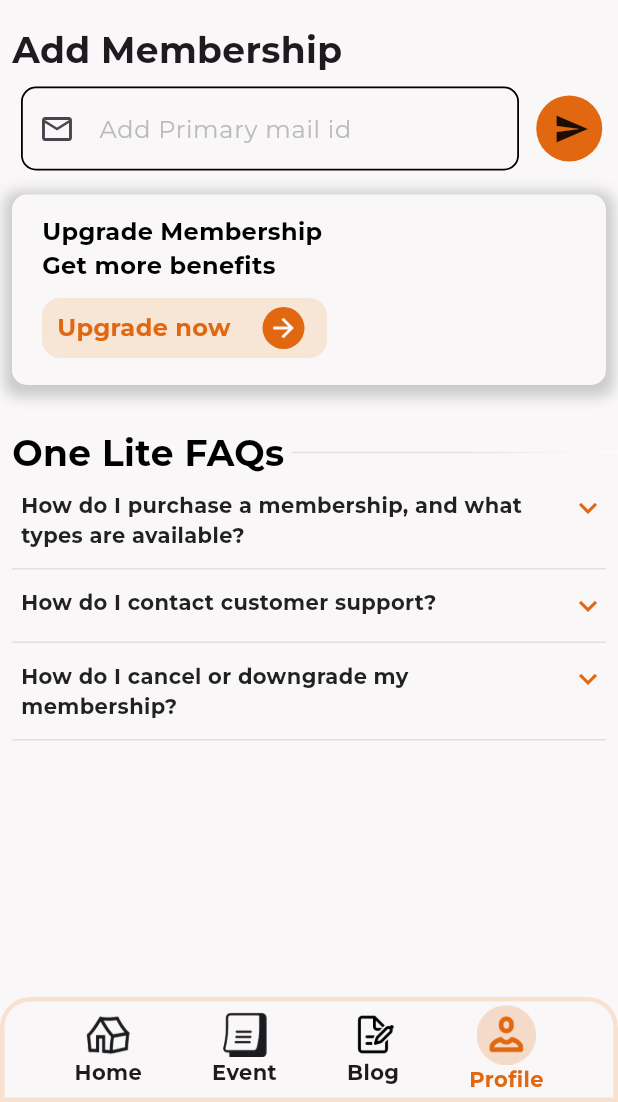
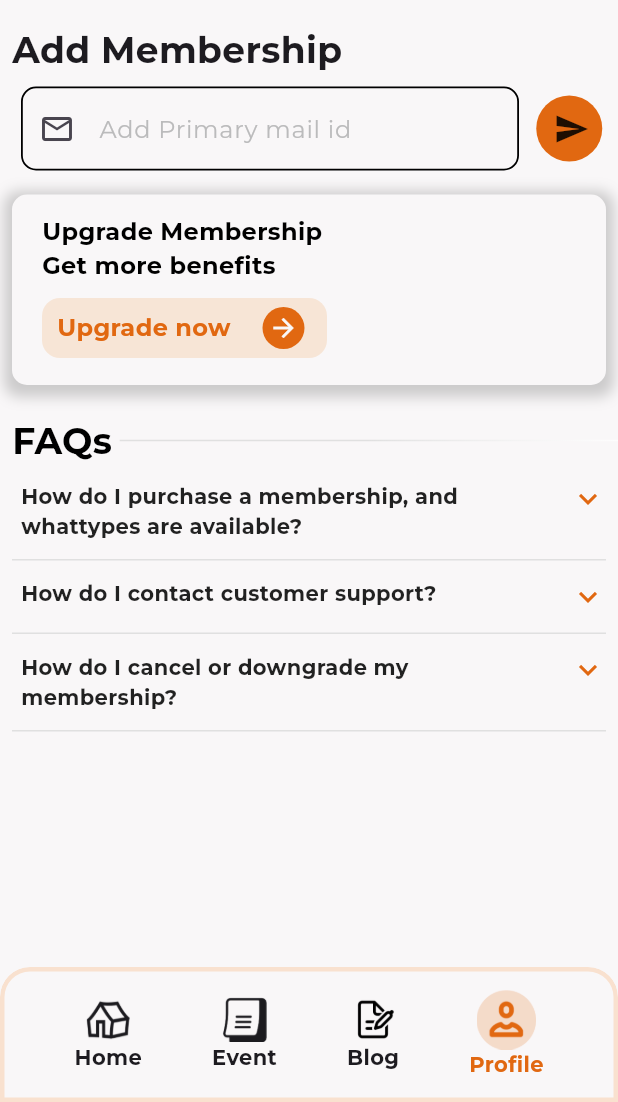
Before and after one commit to kabilan-7-v/ata, a Flutter app: the Commonpage screen opened directly, item 4 of the bottom bar chosen, on a phone screen of 412 x 824 dp, the part 134-1236 px from its top. Run offline on Flutter 3.47's test engine with Material 3 defaults, Android fonts, the phone set to English and light mode, and no system bars; our stand-ins replace cached_network_image, carousel_slider, dots_indicator, firebase_core, firebase_messaging, flutter_bloc and 5 more; missing offline and left inert: skeleton_shimmer_loading; accounts and stored records are empty; network calls fail; project files that could hold a hidden picture were left out.

Commit message:
final changes

```diff
--- a/lib/main.dart
+++ b/lib/main.dart
@@ -1,6 +1,5 @@
 import 'package:ata/Authentication/signin_page.dart';
 import 'package:ata/cubit/usercubit.dart';
-import 'package:ata/pages/Internet/no_internet_page.dart';
 import 'package:ata/pages/commonpage.dart';
 import 'package:ata/service/notification_service.dart';
 import 'package:firebase_core/firebase_core.dart';
--- a/lib/models/eventmodels.dart
+++ b/lib/models/eventmodels.dart
@@ -58,7 +58,7 @@ class UpcomingEventmodels {
         eventname: json["name"] ?? "",
         location: json["location"] ?? "location",
         description: json["description"] ?? "description",
-        image: json["image"] ?? "",
+        image: json["images"][0] ?? "",
         isselected: json["isselected"] ?? true);
   }
   Map<String, dynamic> toJson() {
--- a/lib/pages/Blog/blog_list_page.dart
+++ b/lib/pages/Blog/blog_list_page.dart
@@ -60,7 +60,8 @@ class _BlogListPageState extends State<BlogListPage> {
                             builder: (context) => BlogPage(
                                   title: bloglist[index].name,
                                   desc: bloglist[index].desc!,
-                                  img: bloglist[index].img,
+                                  img:
+                                      "$renderurl/uploads/${bloglist[index].img}",
                                   date: bloglist[index].date,
                                 )));
                   },
--- a/lib/pages/Profile/Notifications.dart
+++ b/lib/pages/Profile/Notifications.dart
@@ -22,7 +22,7 @@ class _NotificationspageState extends State<Notificationspage> {
 
   setnotifylst() async {
     SharedPreferences prefs = await SharedPreferences.getInstance();
-    Notifylst = prefs.getStringList("notification")!;
+    Notifylst = prefs.getStringList("notification") ??[];
     Notifylst = Notifylst.reversed.toList();
 
     setState(() {});
--- a/lib/pages/Profile/editprofile.dart
+++ b/lib/pages/Profile/editprofile.dart
@@ -1,9 +1,6 @@
-import 'package:ata/cubit/usercubit.dart';
 import 'package:ata/service/common_service.dart';
-import 'package:ata/service/edit_user_profile.dart';
 import 'package:ata/widget/const.dart';
 import 'package:flutter/material.dart';
-import 'package:flutter_bloc/flutter_bloc.dart';
 
 class Editprofile extends StatefulWidget {
   const Editprofile({super.key});
--- a/lib/pages/Profile/newmembership.dart
+++ b/lib/pages/Profile/newmembership.dart
@@ -259,14 +259,14 @@ class _NewmembershipState extends State<Newmembership> {
                                                       "Age: ${family[ind].split("&#&")[1]}"),
                                                 ],
                                               ),
+                                              const SizedBox(
+                                                height: 8,
+                                              ),
                                             ],
                                           ),
                                         );
                                       })
                                   : const SizedBox(),
-                              const SizedBox(
-                                height: 16,
-                              )
                             ])),
                   )
                 : const SizedBox(),
@@ -402,7 +402,10 @@ class _NewmembershipState extends State<Newmembership> {
             const SizedBox(
               height: 20,
             ),
-            customtitle("One Lite FAQs"),
+            customtitle("FAQs"),
+            const SizedBox(
+              height: 10,
+            ),
             //// quess one /////////////////////////////////////
             GestureDetector(
               onTap: () {
@@ -411,6 +414,7 @@ class _NewmembershipState extends State<Newmembership> {
               },
               child: Row(
                 crossAxisAlignment: CrossAxisAlignment.start,
+                mainAxisAlignment: MainAxisAlignment.start,
                 children: [
                   const SizedBox(
                     width: 14,
@@ -713,9 +717,12 @@ class _NewmembershipState extends State<Newmembership> {
 
   Widget customtitle(String text) {
     return Padding(
-      padding: const EdgeInsets.only(left: 8, top: 8, bottom: 8),
-      child: SafeArea(
-        child: Row(
+      padding: const EdgeInsets.only(
+        left: 8,
+      ),
+      child: Column(
+        children: [
+          Row(
             children: [
               Text(
                 text,
@@ -740,6 +747,7 @@ class _NewmembershipState extends State<Newmembership> {
               ),
             ],
           ),
+        ],
       ),
     );
   }
--- a/lib/pages/commonpage.dart
+++ b/lib/pages/commonpage.dart
@@ -47,7 +47,7 @@ class _CommonpageState extends State<Commonpage> {
               borderRadius: const BorderRadius.only(
                   topLeft: Radius.circular(20), topRight: Radius.circular(20)),
               child: Container(
-                height: 70,
+                height: 90,
                 width: MediaQuery.of(context).size.width,
                 decoration: BoxDecoration(
                     color: ataBackgroundcolor,
@@ -92,6 +92,10 @@ class _CommonpageState extends State<Commonpage> {
                                 ],
                               )
                             : Column(
+
+
+                                mainAxisAlignment: MainAxisAlignment.center,
+
                                 children: [
                                   SizedBox(
                                       height: 40,
--- a/lib/service/event_service.dart
+++ b/lib/service/event_service.dart
@@ -20,6 +20,7 @@ class EventService {
         // Parse the JSON response into a list of events
 
         final List<dynamic> jsonResponse = jsonDecode(response.body);
+        log(jsonResponse.toString());
 
         for (var i in jsonResponse) {
           // if (kDebugMode) {
--- a/lib/service/home_service.dart
+++ b/lib/service/home_service.dart
@@ -94,8 +94,8 @@ class HomeService {
     if (lst == null) {
       prefs.setStringList(userid, []);
     }
-    if (prompt.isNotEmpty) {
-      lst!.add(prompt.trim());
+    if (prompt.isNotEmpty && lst!=null) {
+      lst.add(prompt.trim());
       prefs.setStringList(userid, lst);
     }
   }
--- a/lib/widget/const.dart
+++ b/lib/widget/const.dart
@@ -15,7 +15,7 @@ String aboutusurl = 'https://atauser.quindltechnologies.com/about';
 //https://atabackend.onrender.com
 
 String quesone =
-    'How do I purchase a membership, and what\ntypes are available?';
+    'How do I purchase a membership, and\nwhattypes are available?';
 String quesTwo = 'How do I contact customer support?';
 String quesThree = 'How do I cancel or downgrade my\nmembership?';
 String quesFour =
```
Also changed, not shown: lib/pages/Home/homepage.dart (+6 -3 lines), lib/pages/Notes/notespage.dart (+8 -6 lines), 2 other files. Lines whose indentation alone changed are shown as unchanged.
